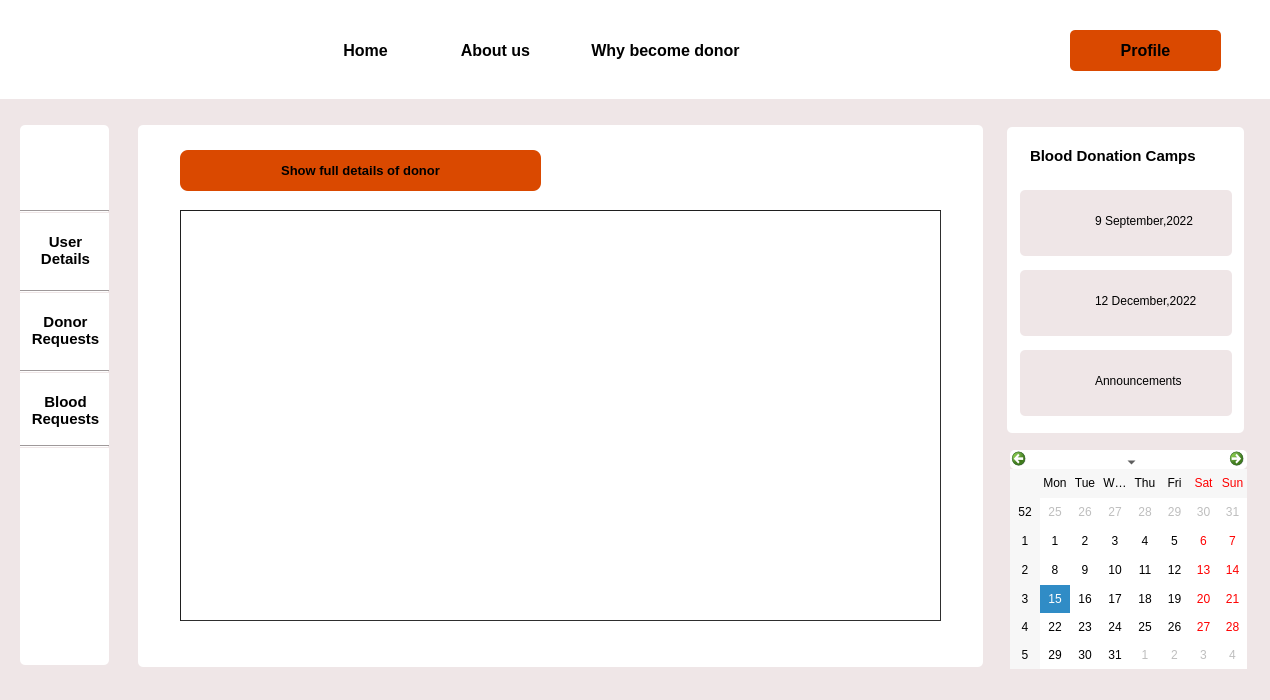
Before: the Qt Designer form donor_request.ui in Rista10/Final, drawn with Qt 5.
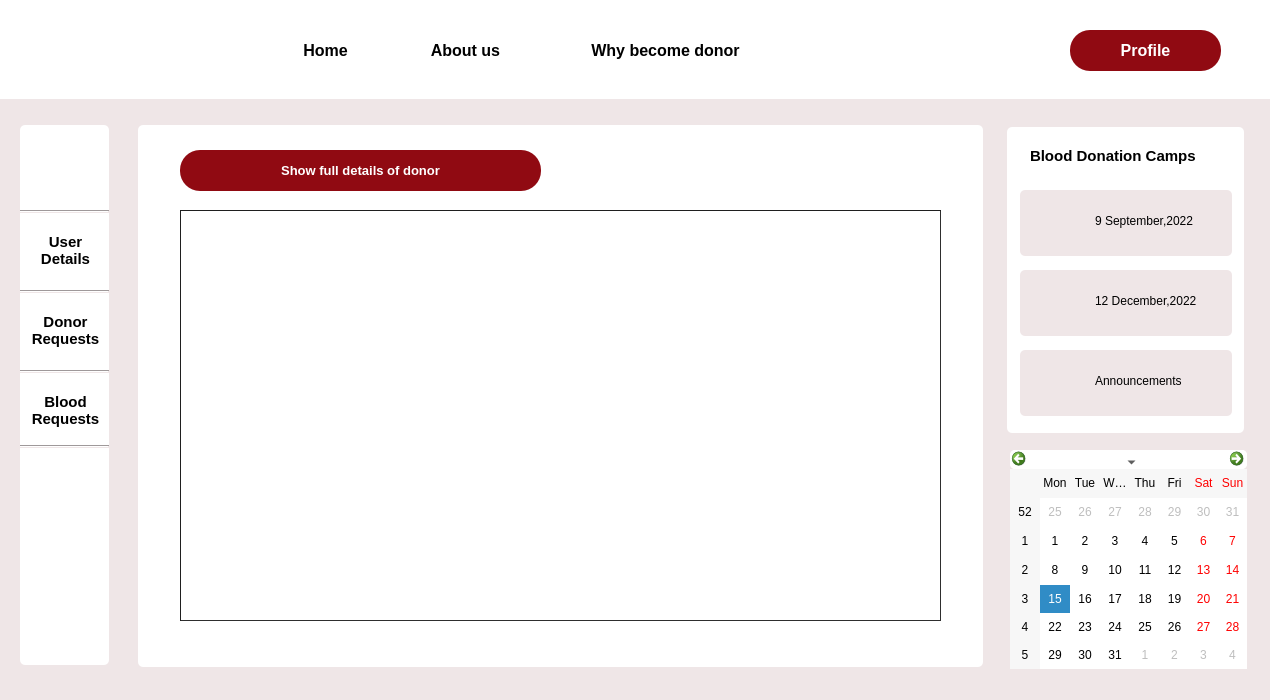
After: the same form once the commit is applied. Icons and pictures are not drawn.

```diff
--- a/donor_request.ui
+++ b/donor_request.ui
@@ -258,8 +258,15 @@
    <property name="styleSheet">
     <string notr="true">#login
 {
- background-color:rgb(218, 73, 0);
-border-radius:5px;
+ background-color:rgb(144, 10, 18);
+border-radius:20px;
+	color: rgb(255, 255, 255);
+}
+
+#login::hover
+{
+background-color:white;
+	color: rgb(144, 10, 18);
 }</string>
    </property>
    <property name="text">
@@ -430,9 +437,9 @@
   <widget class="QPushButton" name="home">
    <property name="geometry">
     <rect>
-     <x>290</x>
+     <x>270</x>
      <y>30</y>
-     <width>151</width>
+     <width>111</width>
      <height>41</height>
     </rect>
    </property>
@@ -447,8 +454,11 @@
 
 {
  background-color:rgb(255, 255, 255);
-border-radius:5px;
-}</string>
+border-radius:0.5px;
+}
+#home::hover
+{border-bottom :3px solid rgb(144, 10, 18);
+color: rgb(144, 10, 18);}</string>
    </property>
    <property name="text">
     <string>Home</string>
@@ -457,9 +467,9 @@
   <widget class="QPushButton" name="about">
    <property name="geometry">
     <rect>
-     <x>420</x>
+     <x>410</x>
      <y>30</y>
-     <width>151</width>
+     <width>111</width>
      <height>41</height>
     </rect>
    </property>
@@ -474,7 +484,11 @@
 
 {
  background-color:rgb(255, 255, 255);
-border-radius:5px;
+border-radius:0.5px;
+}
+#about::hover
+{border-bottom :3px solid rgb(144, 10, 18);
+color: rgb(144, 10, 18);
 }</string>
    </property>
    <property name="text">
@@ -544,8 +558,17 @@
     </font>
    </property>
    <property name="styleSheet">
-    <string notr="true">background-color:rgb(218, 73, 0);
-border-radius:8px;</string>
+    <string notr="true">*{background-color:rgb(144, 10, 18);
+border-radius:20px;
+
+color: rgb(255, 255, 255);
+}
+
+#pushButton::hover
+{
+background-color:white;
+	color: rgb(144, 10, 18);
+}</string>
    </property>
    <property name="text">
     <string>Show full details of donor</string>
```
Left out of the diff: 109 changed lines with no effect on the pictures.
